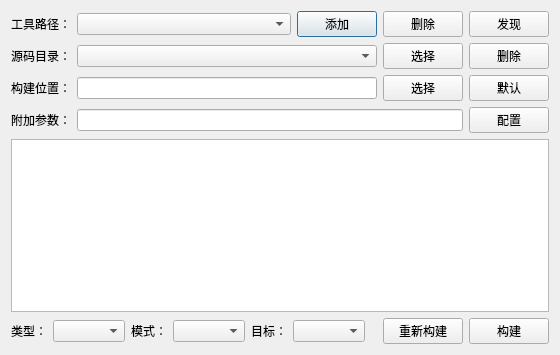
Qt form cmakebuilder.ui (taynpg/cmakeBuilder) before a commit.
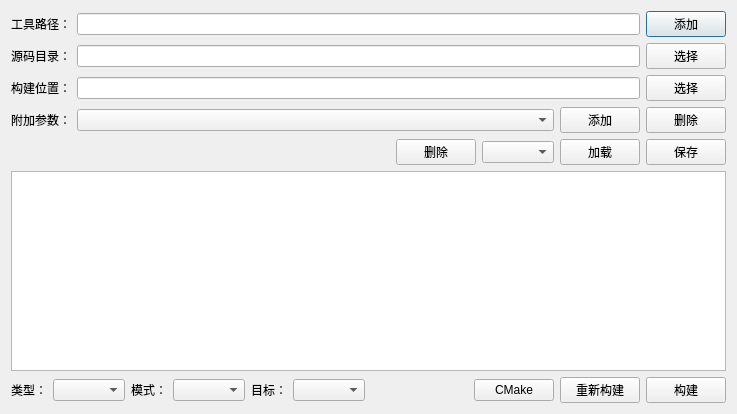
The same form after that commit.

Diff of the .ui file:
```diff
--- a/cmakebuilder.ui
+++ b/cmakebuilder.ui
@@ -6,8 +6,8 @@
    <rect>
     <x>0</x>
     <y>0</y>
-    <width>560</width>
-    <height>355</height>
+    <width>737</width>
+    <height>414</height>
    </rect>
   </property>
   <property name="windowTitle">
@@ -15,7 +15,7 @@
   </property>
   <layout class="QVBoxLayout" name="verticalLayout">
    <item>
-    <layout class="QHBoxLayout" name="horizontalLayout">
+    <layout class="QHBoxLayout" name="horizontalLayout_2">
      <item>
       <widget class="QLabel" name="label">
        <property name="text">
@@ -24,14 +24,7 @@
       </widget>
      </item>
      <item>
-      <widget class="QComboBox" name="cbCMake">
-       <property name="sizePolicy">
-        <sizepolicy hsizetype="Expanding" vsizetype="Fixed">
-         <horstretch>0</horstretch>
-         <verstretch>0</verstretch>
-        </sizepolicy>
-       </property>
-      </widget>
+      <widget class="QLineEdit" name="edCMake"/>
      </item>
      <item>
       <widget class="QPushButton" name="btnAddCmake">
@@ -40,24 +33,10 @@
        </property>
       </widget>
      </item>
-     <item>
-      <widget class="QPushButton" name="btnDelCMake">
-       <property name="text">
-        <string>删除</string>
-       </property>
-      </widget>
-     </item>
-     <item>
-      <widget class="QPushButton" name="btnFindCMake">
-       <property name="text">
-        <string>发现</string>
-       </property>
-      </widget>
-     </item>
     </layout>
    </item>
    <item>
-    <layout class="QHBoxLayout" name="horizontalLayout_2">
+    <layout class="QHBoxLayout" name="horizontalLayout">
      <item>
       <widget class="QLabel" name="label_2">
        <property name="text">
@@ -66,14 +45,7 @@
       </widget>
      </item>
      <item>
-      <widget class="QComboBox" name="cbSource">
-       <property name="sizePolicy">
-        <sizepolicy hsizetype="Expanding" vsizetype="Fixed">
-         <horstretch>0</horstretch>
-         <verstretch>0</verstretch>
-        </sizepolicy>
-       </property>
-      </widget>
+      <widget class="QLineEdit" name="edSource"/>
      </item>
      <item>
       <widget class="QPushButton" name="btnSelSource">
@@ -82,13 +54,6 @@
        </property>
       </widget>
      </item>
-     <item>
-      <widget class="QPushButton" name="btnDelSource">
-       <property name="text">
-        <string>删除</string>
-       </property>
-      </widget>
-     </item>
     </layout>
    </item>
    <item>
@@ -110,13 +75,6 @@
        </property>
       </widget>
      </item>
-     <item>
-      <widget class="QPushButton" name="btnSetBuildDir">
-       <property name="text">
-        <string>默认</string>
-       </property>
-      </widget>
-     </item>
     </layout>
    </item>
    <item>
@@ -129,23 +87,78 @@
       </widget>
      </item>
      <item>
-      <widget class="QLineEdit" name="edAdditionArg"/>
+      <widget class="QComboBox" name="cbAdditionArg">
+       <property name="sizePolicy">
+        <sizepolicy hsizetype="Expanding" vsizetype="Fixed">
+         <horstretch>0</horstretch>
+         <verstretch>0</verstretch>
+        </sizepolicy>
+       </property>
+      </widget>
      </item>
      <item>
-      <widget class="QPushButton" name="btnConfig">
+      <widget class="QPushButton" name="btnAddArg">
        <property name="text">
-        <string>配置</string>
+        <string>添加</string>
+       </property>
+      </widget>
+     </item>
+     <item>
+      <widget class="QPushButton" name="btnDelArg">
+       <property name="text">
+        <string>删除</string>
        </property>
       </widget>
      </item>
     </layout>
    </item>
-   <item>
-    <widget class="QPlainTextEdit" name="pedOutput"/>
-   </item>
    <item>
     <layout class="QHBoxLayout" name="horizontalLayout_5">
      <item>
+      <spacer name="horizontalSpacer_2">
+       <property name="orientation">
+        <enum>Qt::Orientation::Horizontal</enum>
+       </property>
+       <property name="sizeHint" stdset="0">
+        <size>
+         <width>40</width>
+         <height>20</height>
+        </size>
+       </property>
+      </spacer>
+     </item>
+     <item>
+      <widget class="QPushButton" name="btnDelConfig">
+       <property name="text">
+        <string>删除</string>
+       </property>
+      </widget>
+     </item>
+     <item>
+      <widget class="QComboBox" name="cbProject"/>
+     </item>
+     <item>
+      <widget class="QPushButton" name="btnLoadConfig">
+       <property name="text">
+        <string>加载</string>
+       </property>
+      </widget>
+     </item>
+     <item>
+      <widget class="QPushButton" name="btnSaveConfig">
+       <property name="text">
+        <string>保存</string>
+       </property>
+      </widget>
+     </item>
+    </layout>
+   </item>
+   <item>
+    <widget class="QPlainTextEdit" name="pedOutput"/>
+   </item>
+   <item>
+    <layout class="QHBoxLayout" name="horizontalLayout_6">
+     <item>
       <widget class="QLabel" name="label_7">
        <property name="text">
         <string>类型：</string>
@@ -188,6 +201,13 @@
        </property>
       </spacer>
      </item>
+     <item>
+      <widget class="QPushButton" name="btnConfig">
+       <property name="text">
+        <string>CMake</string>
+       </property>
+      </widget>
+     </item>
      <item>
       <widget class="QPushButton" name="btnReBuild">
        <property name="text">
```
Left out of the diff: 2 changed lines with no effect on the pictures.
